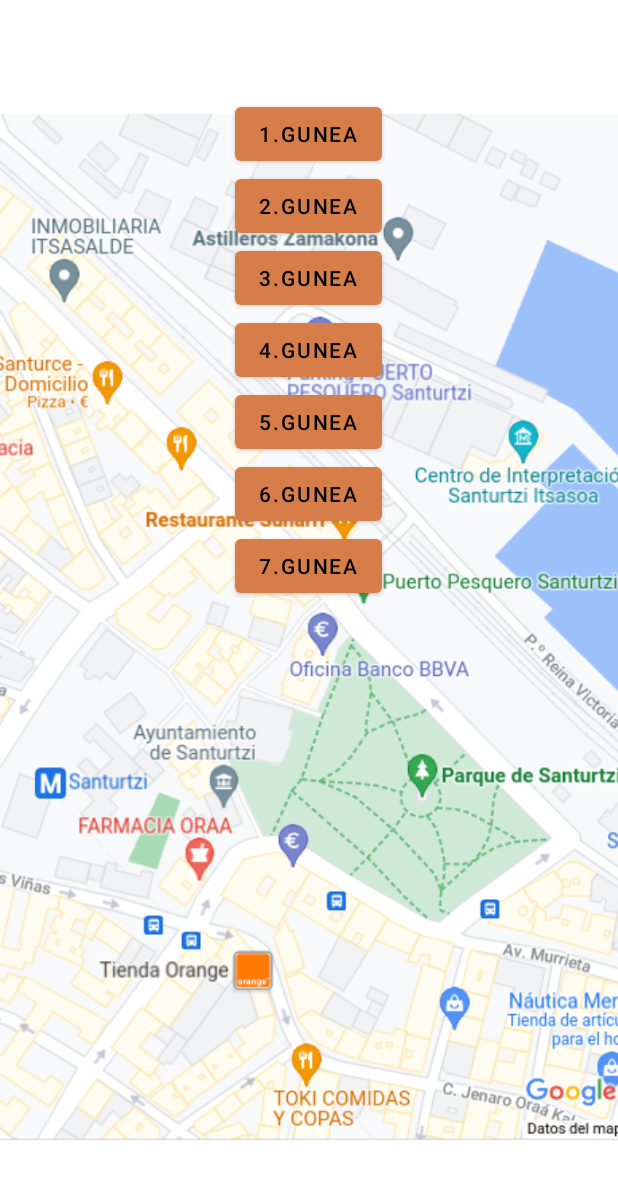
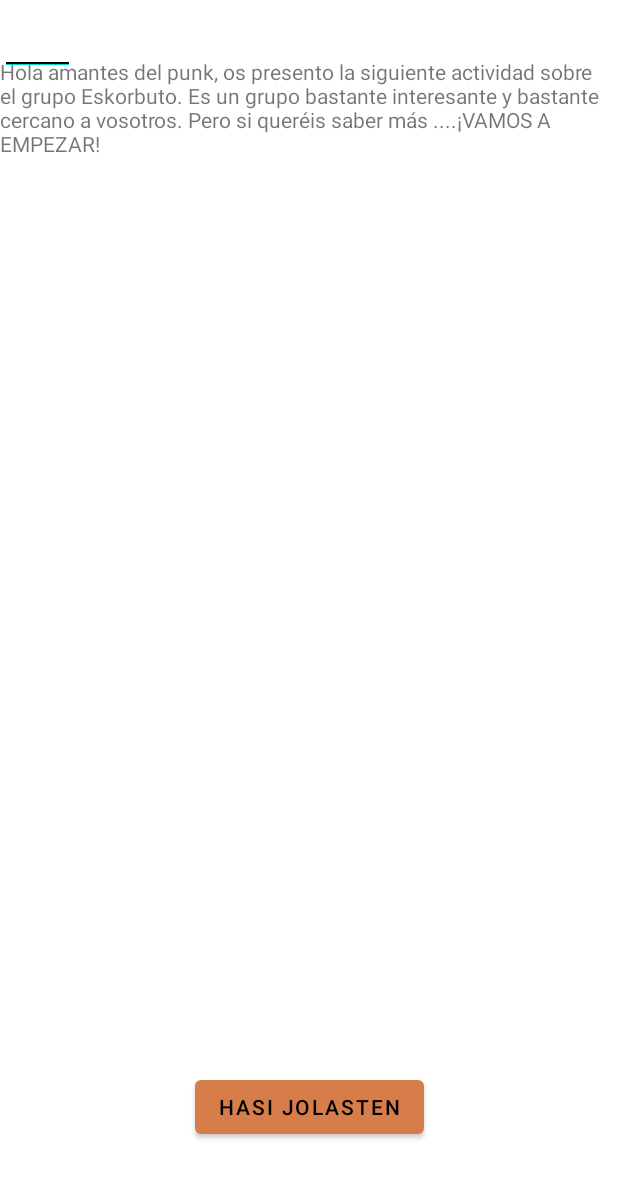
Before and after one commit to AlejandroMacazaga/SanturtziProject, an Android app: the Mapa screen opened directly, with no data from a screen before it, after a tap on "4.GUNEA", on a phone screen of 412 x 824 dp. Shown: the top 1179 px of the screen. Run offline under Robolectric (Android 15) with nearby library versions, the phone set to English and light mode, and no system bars; libraries missing offline, so code that uses them is left out: com.daimajia.androidanimations.

Commit message:
altoke
altoke mi rey

```diff
--- a/app/src/main/AndroidManifest.xml
+++ b/app/src/main/AndroidManifest.xml
@@ -11,6 +11,9 @@
         android:theme="@style/Theme.Santurtzi">
         <activity
             android:name=".Inicio.Grupos"
+            android:exported="true" />
+        <activity
+            android:name=".A4"
             android:exported="true" />
         <activity
             android:name=".A5.A5_Sotera"
--- /dev/null
+++ b/app/src/main/java/com/example/santurtzi/A4.java
@@ -0,0 +1,37 @@
+package com.example.santurtzi;
+
+import androidx.appcompat.app.AppCompatActivity;
+
+import android.content.Intent;
+import android.os.Bundle;
+import android.view.View;
+import android.widget.Button;
+import android.widget.TextView;
+
+import com.daimajia.androidanimations.library.Techniques;
+import com.daimajia.androidanimations.library.YoYo;
+
+public class A4 extends AppCompatActivity {
+
+    private Button btnHasi;
+    private TextView txt1;
+
+
+    @Override
+    protected void onCreate(Bundle savedInstanceState) {
+        super.onCreate(savedInstanceState);
+        setContentView(R.layout.activity_a4);
+
+        btnHasi = (Button) findViewById(R.id.btnHasi);
+        txt1 = (TextView) findViewById(R.id.txt1);
+
+        btnHasi.setOnClickListener(new View.OnClickListener() {
+            @Override
+            public void onClick(View view) {
+                YoYo.with(Techniques.SlideOutDown).duration(700).playOn(btnHasi);
+                YoYo.with(Techniques.SlideOutUp).duration(700).playOn(txt1);
+
+            }
+        });
+    }
+}
--- a/app/src/main/java/com/example/santurtzi/Inicio/Mapa.java
+++ b/app/src/main/java/com/example/santurtzi/Inicio/Mapa.java
@@ -9,6 +9,7 @@
 import com.example.santurtzi.A1.A1;
 import com.example.santurtzi.A2.A2_1;
 import com.example.santurtzi.A5.A5_Sotera;
+import com.example.santurtzi.A4;
 import com.example.santurtzi.R;
 
 public class Mapa extends AppCompatActivity
@@ -45,8 +46,8 @@
 
     public void irG4(View v)
     {
-//        Intent intent=new Intent(FakeMapa.this,G1_1.class);
-//        startActivity(intent);
+        Intent intent=new Intent(Mapa.this,A4.class);
+        startActivity(intent);
     }
 
     public void irG5(View v)
--- /dev/null
+++ b/app/src/main/res/layout/activity_a4.xml
@@ -0,0 +1,81 @@
+<?xml version="1.0" encoding="utf-8"?>
+<androidx.constraintlayout.widget.ConstraintLayout xmlns:android="http://schemas.android.com/apk/res/android"
+    xmlns:app="http://schemas.android.com/apk/res-auto"
+    xmlns:tools="http://schemas.android.com/tools"
+    android:layout_width="match_parent"
+    android:layout_height="match_parent"
+    tools:context=".A4">
+
+    <TextView
+        android:id="@+id/txt1"
+        android:layout_width="wrap_content"
+        android:layout_height="wrap_content"
+        android:text="@string/act4_1"
+        app:layout_constraintBottom_toBottomOf="parent"
+        app:layout_constraintEnd_toEndOf="parent"
+        app:layout_constraintStart_toStartOf="parent"
+        app:layout_constraintTop_toTopOf="parent"
+        app:layout_constraintVertical_bias="0.050000012" />
+
+    <Button
+        android:id="@+id/btnHasi"
+        android:layout_width="wrap_content"
+        android:layout_height="wrap_content"
+        android:text="@string/hasi"
+        app:layout_constraintBottom_toBottomOf="parent"
+        app:layout_constraintEnd_toEndOf="parent"
+        app:layout_constraintStart_toStartOf="parent"
+        app:layout_constraintTop_toTopOf="parent"
+        app:layout_constraintVertical_bias="0.92" />
+
+    <EditText
+        android:id="@+id/v1_1"
+        android:layout_width="50dp"
+        android:layout_height="50dp"
+        tools:layout_editor_absoluteX="52dp"
+        tools:layout_editor_absoluteY="144dp" />
+
+    <EditText
+        android:id="@+id/v1_3"
+        android:layout_width="50dp"
+        android:layout_height="50dp"
+        tools:layout_editor_absoluteX="52dp"
+        tools:layout_editor_absoluteY="244dp" />
+
+    <EditText
+        android:id="@+id/v1_4"
+        android:layout_width="50dp"
+        android:layout_height="50dp"
+        tools:layout_editor_absoluteX="52dp"
+        tools:layout_editor_absoluteY="295dp" />
+
+    <EditText
+        android:id="@+id/v1_7"
+        android:layout_width="50dp"
+        android:layout_height="50dp"
+        tools:layout_editor_absoluteX="52dp"
+        tools:layout_editor_absoluteY="445dp" />
+
+    <EditText
+        android:id="@+id/v1_6"
+        android:layout_width="50dp"
+        android:layout_height="50dp"
+        tools:layout_editor_absoluteX="52dp"
+        tools:layout_editor_absoluteY="395dp" />
+
+    <EditText
+        android:id="@+id/v1_5"
+        android:layout_width="50dp"
+        android:layout_height="50dp"
+        tools:layout_editor_absoluteX="52dp"
+        tools:layout_editor_absoluteY="345dp" />
+
+    <EditText
+        android:id="@+id/v1_2"
+        android:layout_width="50dp"
+        android:layout_height="50dp"
+        tools:layout_editor_absoluteX="52dp"
+        tools:layout_editor_absoluteY="194dp" />
+
+
+</androidx.constraintlayout.widget.ConstraintLayout>
--- a/app/src/main/res/values/strings.xml
+++ b/app/src/main/res/values/strings.xml
@@ -44,4 +44,6 @@
     <string name="hello_second_fragment">Hello second fragment. Arg: %1$s</string>
     <string name="talde_berri_bat_sortu">TALDE BERRI BAT SORTU</string>
 
+    <string name="act4_1">Hola amantes del punk, os presento la siguiente actividad sobre el grupo Eskorbuto. Es un grupo bastante interesante y bastante cercano a vosotros. Pero si queréis saber más ....¡VAMOS A EMPEZAR!</string>
+
 </resources>
```
